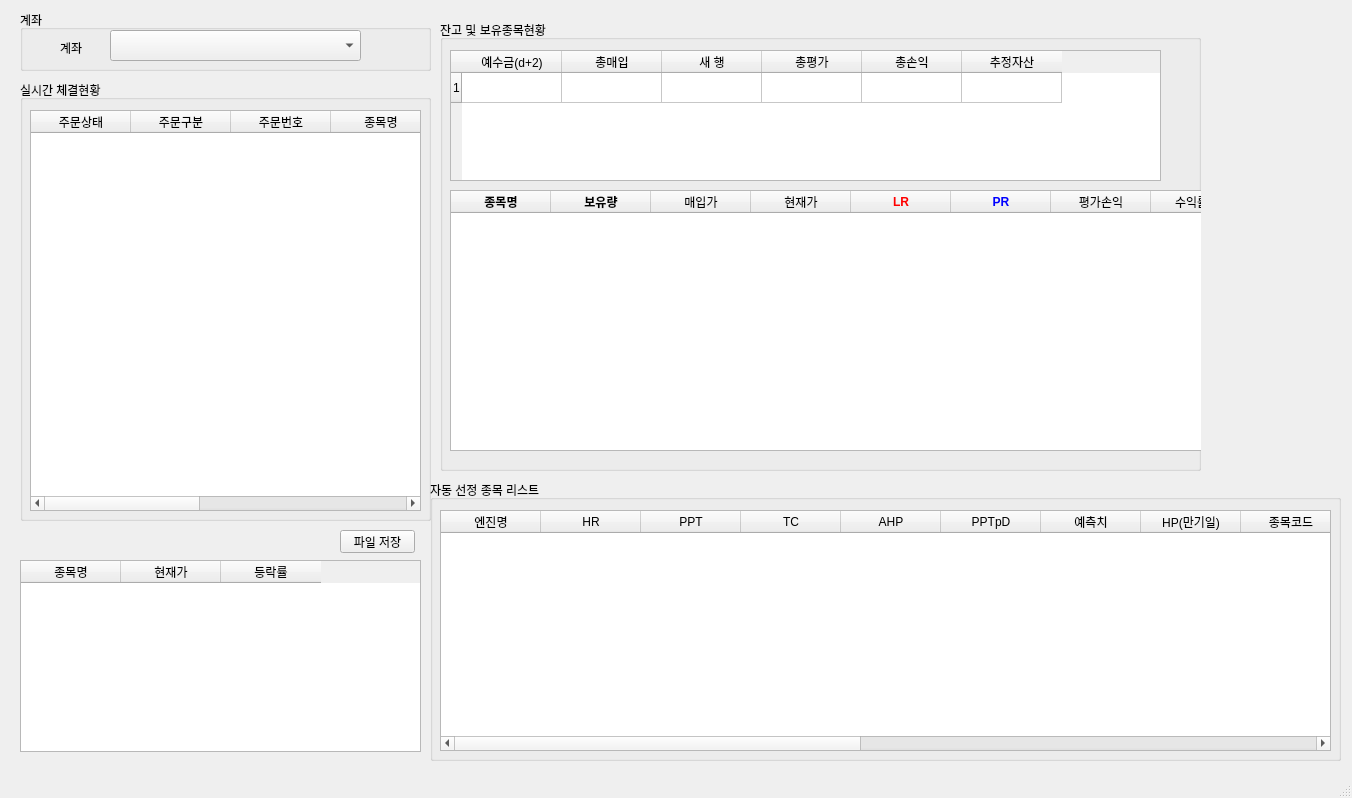
Before: the Qt Designer form pystock.ui in hyeu/StockTrading, drawn with Qt 5.
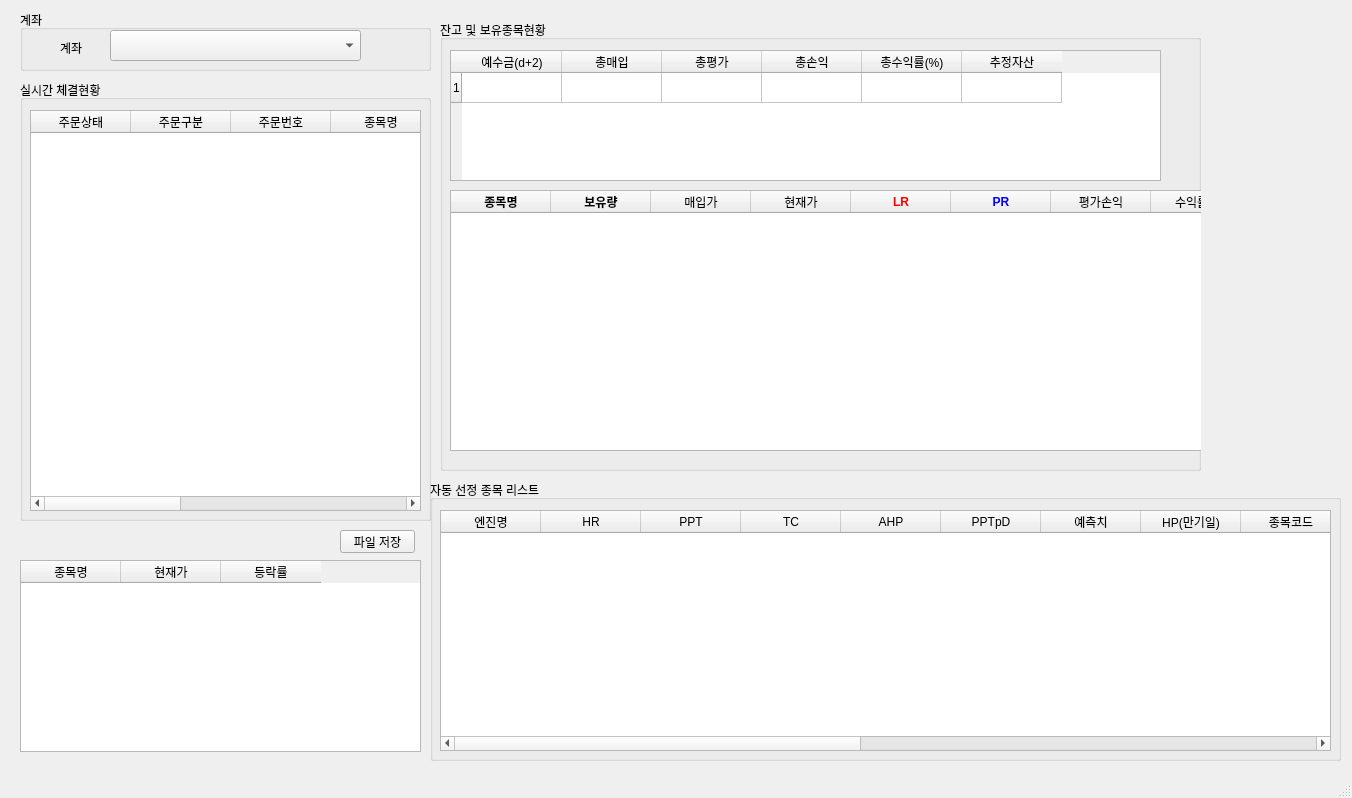
After: the same form once the commit is applied.

What changed in the file:
```diff
--- a/pystock.ui
+++ b/pystock.ui
@@ -49,11 +49,6 @@
        <string>총매입</string>
       </property>
      </column>
-     <column>
-      <property name="text">
-       <string>새 행</string>
-      </property>
-     </column>
      <column>
       <property name="text">
        <string>총평가</string>
@@ -64,6 +59,11 @@
        <string>총손익</string>
       </property>
      </column>
+     <column>
+      <property name="text">
+       <string>총수익률(%)</string>
+      </property>
+     </column>
      <column>
       <property name="text">
        <string>추정자산</string>
@@ -327,6 +327,11 @@
        <string>주문시간</string>
       </property>
      </column>
+     <column>
+      <property name="text">
+       <string>주문가격</string>
+      </property>
+     </column>
     </widget>
    </widget>
    <widget class="QGroupBox" name="groupBox_4">
```
